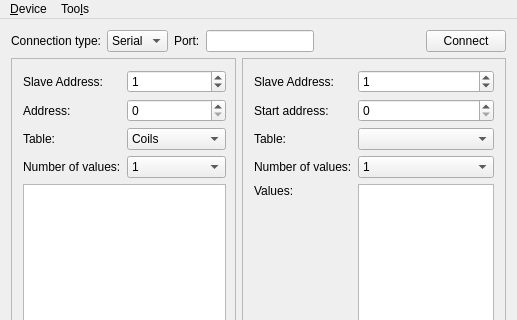
Qt form examples/serialbus/modbus/master/mainwindow.ui (qt/qtserialbus) before a commit; both pictures show x 0 to 517 and y 0 to 320 of the 517 by 550 pixel window.
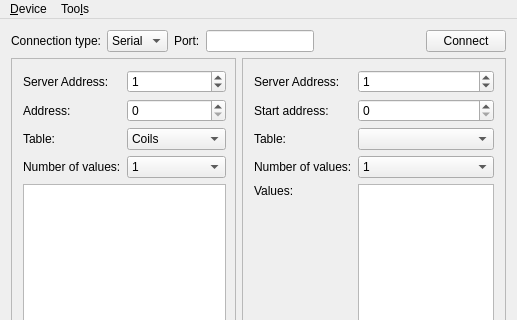
The same form after that commit. Icons and pictures are not drawn.

Commit message: Finally rename all remaining slave* occurrences to server*.

```diff
--- a/examples/serialbus/modbus/master/mainwindow.ui
+++ b/examples/serialbus/modbus/master/mainwindow.ui
@@ -214,7 +214,7 @@
            <item row="0" column="0">
             <widget class="QLabel" name="label_10">
              <property name="text">
-              <string>Slave Address:</string>
+              <string>Server Address:</string>
              </property>
             </widget>
            </item>
@@ -391,7 +391,7 @@
            <item row="0" column="0">
             <widget class="QLabel" name="label_11">
              <property name="text">
-              <string>Slave Address:</string>
+              <string>Server Address:</string>
              </property>
             </widget>
            </item>
```
Left out of the diff: 4 changed lines with no effect on the pictures. The commit also changes 18 other files.
